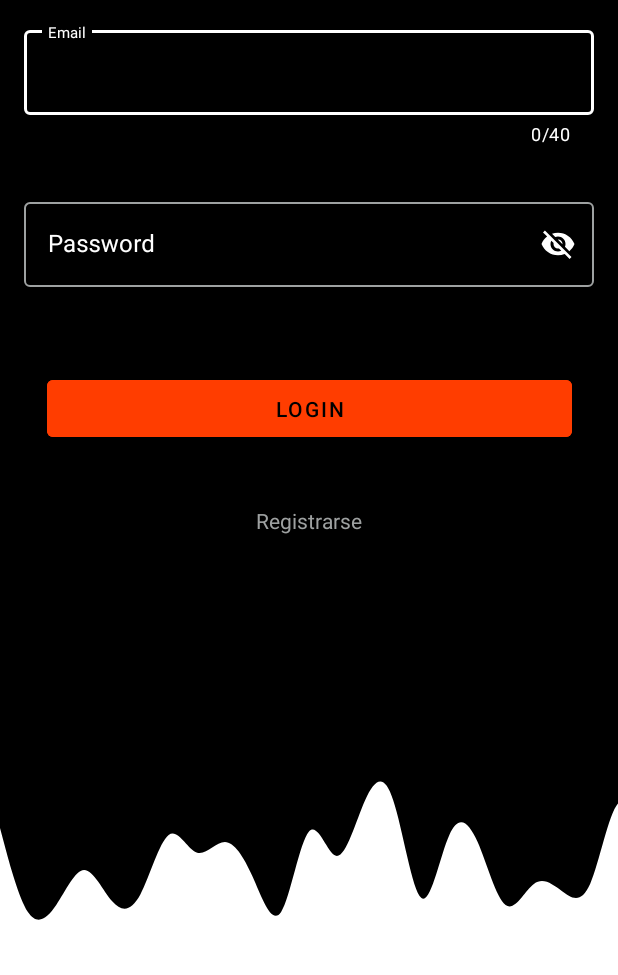
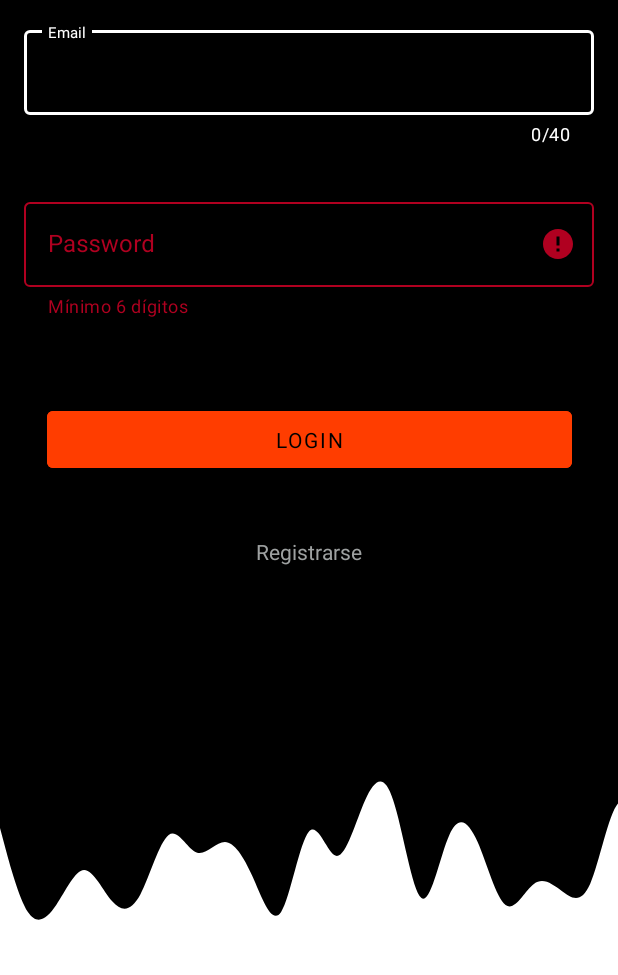
Before and after one commit to Som1326/Equipo6_Miniproyecto_I, an Android app: the screen it shows after launch (LoginActivity), after a tap on an icon or button, on a phone screen of 412 x 824 dp, the part 261-1236 px from its top. Run offline under Robolectric (Android 15) with nearby library versions, the phone set to English and light mode, and no system bars; our stand-ins replace Firebase (no records; nobody signed in at launch, a user with empty details on screens opened directly), data binding.

Commit message:
Verificación campos Email y Password implementado

```diff
--- a/app/src/main/java/com/example/miniproyectoi/view/LoginActivity.kt
+++ b/app/src/main/java/com/example/miniproyectoi/view/LoginActivity.kt
@@ -3,17 +3,24 @@ package com.example.miniproyectoi.view
 import android.content.Context
 import android.content.Intent
 import android.content.SharedPreferences
+import android.graphics.Color
 import android.os.Bundle
+import android.text.Editable
+import android.text.TextWatcher
 import android.view.View
+import android.widget.EditText
 import android.widget.Toast
 import androidx.appcompat.app.AppCompatActivity
 import androidx.activity.viewModels
+import androidx.core.widget.addTextChangedListener
 import androidx.databinding.DataBindingUtil
+import androidx.lifecycle.Observer
 
 import com.example.miniproyectoi.R
 import com.example.miniproyectoi.databinding.ActivityLoginBinding
 import com.example.miniproyectoi.model.UserRequest
 import com.example.miniproyectoi.viewmodel.LoginViewModel
+import com.google.android.material.textfield.TextInputLayout
 
 class LoginActivity: AppCompatActivity() {
     private lateinit var binding: ActivityLoginBinding
@@ -24,14 +31,82 @@ class LoginActivity: AppCompatActivity() {
         super.onCreate(savedInstanceState)
         binding = DataBindingUtil.setContentView(this, R.layout.activity_login)
 
+        val tilPass = findViewById<TextInputLayout>(R.id.tilPass)
+        val etPass = findViewById<EditText>(R.id.etPass)
+
         sharedPreferences = getSharedPreferences("shared", Context.MODE_PRIVATE)
         sesion()
         setup()
-        viewModelObservers()
+        viewModelObservers(tilPass)
+        setupFormValidation()
+        setupPasswordValidation(tilPass, etPass)
     }
-    private fun viewModelObservers() {
+
+    private fun setupPasswordValidation(tilPass: TextInputLayout, etPass: EditText) {
+        etPass.addTextChangedListener(object : TextWatcher {
+            override fun beforeTextChanged(s: CharSequence?, start: Int, count: Int, after: Int) {}
+            override fun onTextChanged(s: CharSequence?, start: Int, before: Int, count: Int) {
+                loginViewModel.validatePassword(s.toString())
+            }
+
+            override fun afterTextChanged(s: Editable?) {}
+        })
+    }
+
+    private fun setupFormValidation() {
+        binding.etEmail.addTextChangedListener { text ->
+            loginViewModel.validateForm(
+                email = text.toString(),
+                password = binding.etPass.text.toString()
+            )}
+
+        binding.etPass.addTextChangedListener { text ->
+            loginViewModel.validateForm(
+                email = binding.etEmail.text.toString(),
+                password = text.toString()
+            )}
+    }
+
+    private fun viewModelObservers(tilPass: TextInputLayout) {
         observerIsRegister()
+        observePasswordValidation(tilPass)
+        observeFormValidation()
     }
+
+    private fun observeFormValidation() {
+        loginViewModel.isFormValid.observe(this) { isValid ->
+            binding.btnLogin.apply {
+                isEnabled = isValid
+                setTextColor(
+                    if (isValid) resources.getColor(R.color.white, null)
+                    else resources.getColor(R.color.black, null)
+                )
+                setTypeface(null, if (isValid) android.graphics.Typeface.BOLD else android.graphics.Typeface.NORMAL)
+            }
+
+            binding.tvRegister.apply {
+                isEnabled = isValid
+                setTextColor(
+                    if (isValid) resources.getColor(R.color.white, null)
+                    else resources.getColor(R.color.color_btnRegistrarse, null)
+                )
+                setTypeface(null, if (isValid) android.graphics.Typeface.BOLD else android.graphics.Typeface.NORMAL)
+            }
+        }
+    }
+
+    private fun observePasswordValidation(tilPass: TextInputLayout) {
+        loginViewModel.passwordError.observe(this, Observer { error ->
+            if (error != null) {
+                tilPass.error = error
+                tilPass.boxStrokeColor = Color.RED
+            } else {
+                tilPass.error = null
+                tilPass.boxStrokeColor = Color.WHITE
+            }
+        })
+    }
+
     private fun observerIsRegister() {
         loginViewModel.isRegister.observe(this) { userResponse ->
             if (userResponse.isRegister) {
@@ -44,6 +119,7 @@ class LoginActivity: AppCompatActivity() {
             }
         }
     }
+
     private fun setup() {
         binding.tvRegister.setOnClickListener {
             registerUser()
@@ -53,6 +129,7 @@ class LoginActivity: AppCompatActivity() {
             loginUser()
         }
     }
+
     private fun registerUser() {
         val email = binding.etEmail.text.toString()
         val pass = binding.etPass.text.toString()
@@ -64,12 +141,14 @@ class LoginActivity: AppCompatActivity() {
             Toast.makeText(this, "Campos Vacíos", Toast.LENGTH_SHORT).show()
         }
     }
+
     private fun goToHome(){
         val intent = Intent (this, MainActivity::class.java)
         intent.flags = Intent.FLAG_ACTIVITY_NEW_TASK or Intent.FLAG_ACTIVITY_CLEAR_TASK
         startActivity(intent)
         finish()
     }
+
     private fun loginUser(email: String = "", pass: String = ""){
         val finalEmail = if (email.isEmpty()) binding.etEmail.text.toString() else email
         val finalPass = if (pass.isEmpty()) binding.etPass.text.toString() else pass
@@ -83,6 +162,7 @@ class LoginActivity: AppCompatActivity() {
             }
         }
     }
+
     private fun sesion(){
         val email = sharedPreferences.getString("email",null)
         loginViewModel.sesion(email){ isEnableView ->
@@ -92,4 +172,5 @@ class LoginActivity: AppCompatActivity() {
             }
         }
     }
+
 }
--- a/app/src/main/java/com/example/miniproyectoi/viewmodel/LoginViewModel.kt
+++ b/app/src/main/java/com/example/miniproyectoi/viewmodel/LoginViewModel.kt
@@ -13,11 +13,32 @@ class LoginViewModel: ViewModel() {
     private val _isRegister = MutableLiveData<UserResponse>()
     val isRegister: LiveData<UserResponse> = _isRegister
 
+    private val _passwordError = MutableLiveData<String?>()
+    val passwordError: LiveData<String?> = _passwordError
+
+    private val _isFormValid = MutableLiveData(false)
+    val isFormValid: LiveData<Boolean> = _isFormValid
+
+    fun validatePassword(password: String) {
+        when {
+//            password.isEmpty() -> _passwordError.value = "El campo no puede estar vacío"
+            password.length < 6 -> _passwordError.value = "Mínimo 6 dígitos"
+            password.length > 10 -> _passwordError.value = "Máximo 10 dígitos"
+            !password.all { it.isDigit() } -> _passwordError.value = "Solo se permiten números"
+            else -> _passwordError.value = null // Sin errores
+        }
+    }
+
+    fun validateForm(email: String, password: String) {
+        _isFormValid.value = email.isNotEmpty() && password.isNotEmpty()
+    }
+
     fun registerUser(userRequest: UserRequest) {
         repository.registerUser(userRequest) { userResponse ->
             _isRegister.value = userResponse
         }
     }
+
     fun loginUser(email: String, pass: String, isLogin: (Boolean) -> Unit) {
         if (email.isNotEmpty() && pass.isNotEmpty()) {
             FirebaseAuth.getInstance()
@@ -36,6 +57,7 @@ class LoginViewModel: ViewModel() {
             isLogin(false)
         }
     }
+
     fun sesion(email: String?, isEnableView: (Boolean) -> Unit) {
         if (email != null && FirebaseAuth.getInstance().currentUser != null) {
             isEnableView(true)
--- a/app/src/main/res/layout/activity_login.xml
+++ b/app/src/main/res/layout/activity_login.xml
@@ -52,7 +52,8 @@
                 android:layout_height="wrap_content"
                 android:inputType="textEmailAddress"
                 android:textColorHint="@color/white"
-                android:textColor="@color/white" />
+                android:textColor="@color/white"
+                android:maxLength="40"/>
 
         </com.google.android.material.textfield.TextInputLayout>
 
@@ -78,9 +79,10 @@
                 android:layout_width="match_parent"
                 android:layout_height="wrap_content"
                 android:hint="@string/password"
-                android:inputType="textPassword"
+                android:inputType="numberPassword"
                 android:textColorHint="@color/white"
-                android:textColor="@color/white" />
+                android:textColor="@color/white"
+                android:maxLength="10"/>
 
         </com.google.android.material.textfield.TextInputLayout>
 
@@ -92,6 +94,7 @@
             android:text="@string/login"
             android:textColor="@color/black"
             android:backgroundTint="@color/login_orange"
+            android:enabled="false"
             app:layout_constraintTop_toBottomOf="@id/tilPass"
             app:layout_constraintStart_toStartOf="parent"
             app:layout_constraintEnd_toEndOf="parent"/>
@@ -104,6 +107,7 @@
             android:text="@string/registrarse"
             android:textColor="@color/color_btnRegistrarse"
             android:backgroundTint="@color/black"
+            android:enabled="false"
             app:layout_constraintTop_toBottomOf="@id/btnLogin"
             app:layout_constraintStart_toStartOf="parent"
             app:layout_constraintEnd_toEndOf="parent"/>
```
